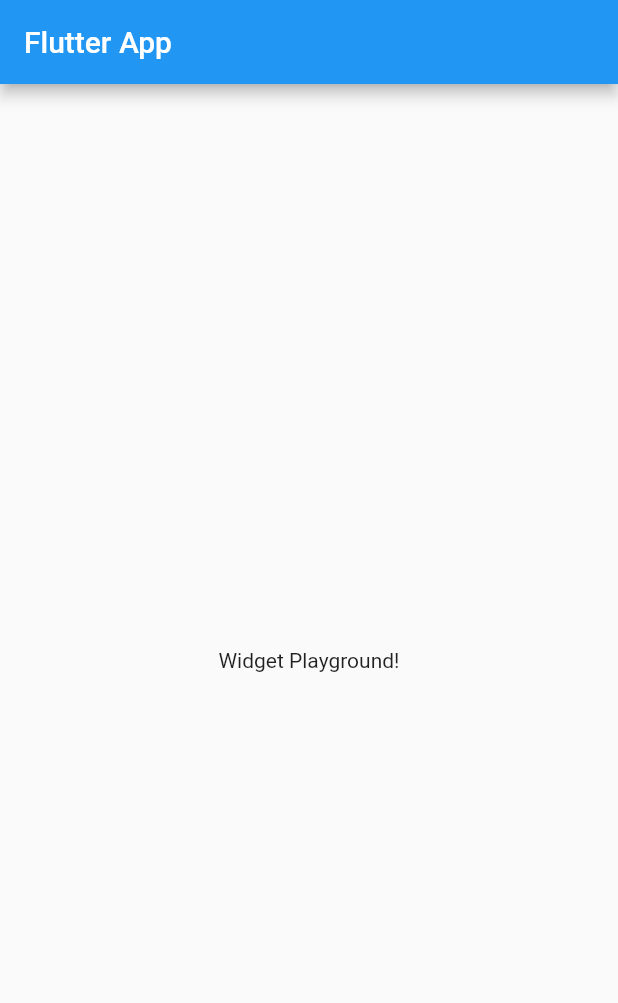
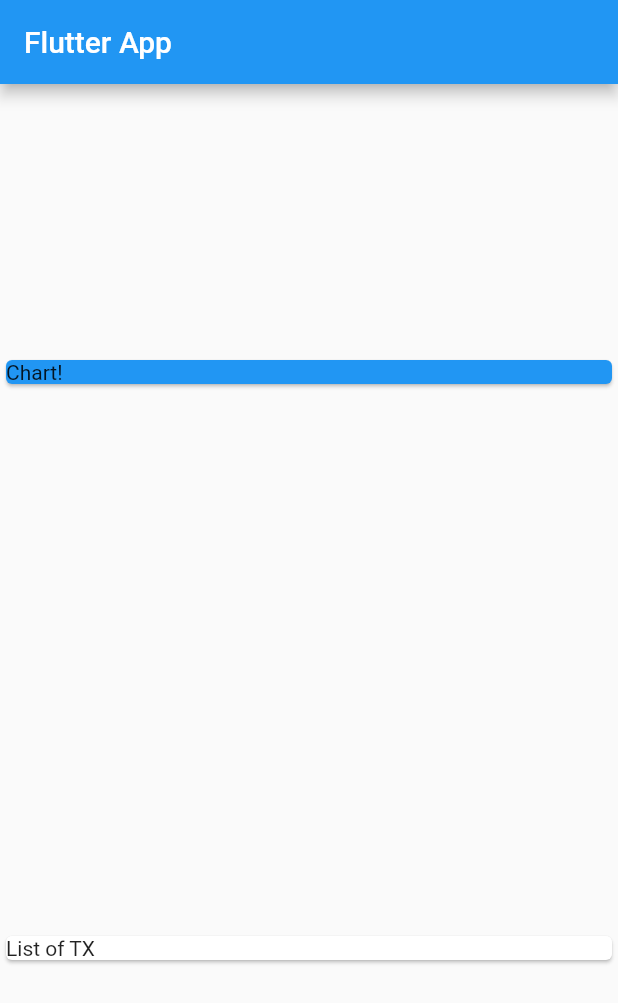
Before and after one commit to ayoline/personal_expenses_app-UDEMY_COURSE, a Flutter app: the screen it shows after launch, on a phone screen of 412 x 824 dp. Shown: the top 1003 px of the screen. Run offline on Flutter 3.47's test engine with Material 2 defaults, Android fonts, the phone set to English and light mode, and no system bars.

Commit message:
add a transation class file

```diff
--- a/lib/main.dart
+++ b/lib/main.dart
@@ -1,4 +1,6 @@
 import 'package:flutter/material.dart';
+
+import './transaction.dart';
 
 void main() => runApp(MyApp());
 
@@ -13,15 +15,42 @@ class MyApp extends StatelessWidget {
 }
 
 class MyHomePage extends StatelessWidget {
+  final List<Transaction> transactions = [
+    Transaction(
+      id: 't1',
+      title: 'new shoes',
+      amount: 69.99,
+      date: DateTime.now(),
+    ),
+    Transaction(
+      id: 't2',
+      title: 'Weekly groceries',
+      amount: 16.53,
+      date: DateTime.now(),
+    ),
+  ];
+
   @override
   Widget build(BuildContext context) {
     return Scaffold(
-      appBar: AppBar(
-        title: Text('Flutter App'),
-      ),
-      body: Center(
-        child: Text('Widget Playground!'),
-      ),
-    );
+        appBar: AppBar(
+          title: Text('Flutter App'),
+        ),
+        body: Column(
+          mainAxisAlignment: MainAxisAlignment.spaceAround,
+          crossAxisAlignment: CrossAxisAlignment.stretch,
+          children: [
+            Container(
+              width: double.infinity,
+              child: Card(
+                color: Colors.blue,
+                child: Text('Chart!'),
+              ),
+            ),
+            Card(
+              child: Text('List of TX'),
+            )
+          ],
+        ));
   }
 }
--- /dev/null
+++ b/lib/transaction.dart
@@ -0,0 +1,15 @@
+import 'package:flutter/material.dart';
+
+class Transaction {
+  final String id;
+  final String title;
+  final double amount;
+  final DateTime date;
+
+  Transaction({
+    @required this.id,
+    @required this.title,
+    @required this.amount,
+    @required this.date,
+  });
+}
```
